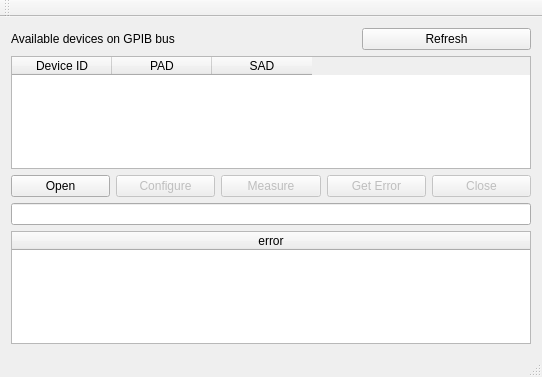
Old version of the form seebeck/mainwindow.ui in the repository OfficeForProductSafetyAndStandards/LegacyVB6.
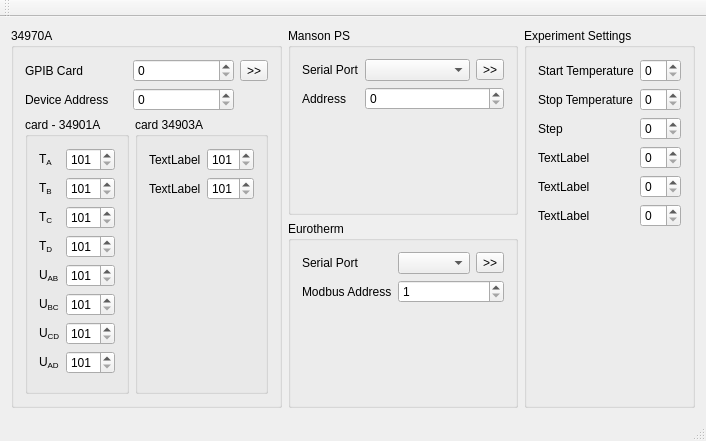
New version of the form.

Commit message: Move GPIB instrument detection to specific dialog

Diff of the .ui file:
```diff
--- a/seebeck/mainwindow.ui
+++ b/seebeck/mainwindow.ui
@@ -6,8 +6,8 @@
    <rect>
     <x>0</x>
     <y>0</y>
-    <width>542</width>
-    <height>377</height>
+    <width>648</width>
+    <height>441</height>
    </rect>
   </property>
   <property name="windowTitle">
@@ -15,103 +15,401 @@
   </property>
   <widget class="QWidget" name="centralWidget">
    <layout class="QGridLayout" name="gridLayout">
-    <item row="0" column="0" colspan="2">
-     <widget class="QLabel" name="label">
-      <property name="text">
-       <string>Available devices on GPIB bus</string>
+    <item row="4" column="0" rowspan="2">
+     <widget class="QGroupBox" name="groupBox">
+      <property name="title">
+       <string>34970A</string>
       </property>
+      <layout class="QGridLayout" name="gridLayout_2">
+       <item row="3" column="0">
+        <widget class="QGroupBox" name="groupBox_2">
+         <property name="title">
+          <string>card - 34901A</string>
+         </property>
+         <layout class="QFormLayout" name="formLayout_2">
+          <item row="0" column="0">
+           <widget class="QLabel" name="label_2">
+            <property name="text">
+             <string>T&lt;sub&gt;A&lt;/sub&gt;</string>
+            </property>
+           </widget>
+          </item>
+          <item row="0" column="1">
+           <widget class="QSpinBox" name="channelTASpinBox">
+            <property name="minimum">
+             <number>101</number>
+            </property>
+            <property name="maximum">
+             <number>399</number>
+            </property>
+           </widget>
+          </item>
+          <item row="1" column="0">
+           <widget class="QLabel" name="label_3">
+            <property name="text">
+             <string>T&lt;sub&gt;B&lt;/sub&gt;</string>
+            </property>
+           </widget>
+          </item>
+          <item row="1" column="1">
+           <widget class="QSpinBox" name="channelTBSpinBox">
+            <property name="minimum">
+             <number>101</number>
+            </property>
+            <property name="maximum">
+             <number>399</number>
+            </property>
+           </widget>
+          </item>
+          <item row="2" column="0">
+           <widget class="QLabel" name="label_4">
+            <property name="text">
+             <string>T&lt;sub&gt;C&lt;/sub&gt;</string>
+            </property>
+           </widget>
+          </item>
+          <item row="2" column="1">
+           <widget class="QSpinBox" name="channelTCSpinBox">
+            <property name="minimum">
+             <number>101</number>
+            </property>
+            <property name="maximum">
+             <number>399</number>
+            </property>
+           </widget>
+          </item>
+          <item row="3" column="0">
+           <widget class="QLabel" name="label_5">
+            <property name="text">
+             <string>T&lt;sub&gt;D&lt;/sub&gt;</string>
+            </property>
+           </widget>
+          </item>
+          <item row="3" column="1">
+           <widget class="QSpinBox" name="channelTDSpinBox">
+            <property name="minimum">
+             <number>101</number>
+            </property>
+            <property name="maximum">
+             <number>399</number>
+            </property>
+           </widget>
+          </item>
+          <item row="4" column="0">
+           <widget class="QLabel" name="label_6">
+            <property name="text">
+             <string>U&lt;sub&gt;AB&lt;/sub&gt;</string>
+            </property>
+           </widget>
+          </item>
+          <item row="4" column="1">
+           <widget class="QSpinBox" name="channelUABSpinBox">
+            <property name="minimum">
+             <number>101</number>
+            </property>
+            <property name="maximum">
+             <number>399</number>
+            </property>
+           </widget>
+          </item>
+          <item row="5" column="0">
+           <widget class="QLabel" name="label_7">
+            <property name="text">
+             <string>U&lt;sub&gt;BC&lt;/sub&gt;</string>
+            </property>
+           </widget>
+          </item>
+          <item row="5" column="1">
+           <widget class="QSpinBox" name="channelUBCSpinBox">
+            <property name="minimum">
+             <number>101</number>
+            </property>
+            <property name="maximum">
+             <number>399</number>
+            </property>
+           </widget>
+          </item>
+          <item row="6" column="0">
+           <widget class="QLabel" name="label_8">
+            <property name="text">
+             <string>U&lt;sub&gt;CD&lt;/sub&gt;</string>
+            </property>
+           </widget>
+          </item>
+          <item row="6" column="1">
+           <widget class="QSpinBox" name="channelUCDSpinBox">
+            <property name="minimum">
+             <number>101</number>
+            </property>
+            <property name="maximum">
+             <number>399</number>
+            </property>
+           </widget>
+          </item>
+          <item row="7" column="0">
+           <widget class="QLabel" name="label_9">
+            <property name="text">
+             <string>U&lt;sub&gt;AD&lt;/sub&gt;</string>
+            </property>
+           </widget>
+          </item>
+          <item row="7" column="1">
+           <widget class="QSpinBox" name="channelUADSpinBox">
+            <property name="minimum">
+             <number>101</number>
+            </property>
+            <property name="maximum">
+             <number>399</number>
+            </property>
+           </widget>
+          </item>
+         </layout>
+        </widget>
+       </item>
+       <item row="3" column="1">
+        <widget class="QGroupBox" name="groupBox_3">
+         <property name="title">
+          <string>card 34903A</string>
+         </property>
+         <layout class="QFormLayout" name="formLayout">
+          <item row="0" column="0">
+           <widget class="QLabel" name="label_11">
+            <property name="text">
+             <string>TextLabel</string>
+            </property>
+           </widget>
+          </item>
+          <item row="0" column="1">
+           <widget class="QSpinBox" name="channelTASpinBox_2">
+            <property name="minimum">
+             <number>101</number>
+            </property>
+            <property name="maximum">
+             <number>399</number>
+            </property>
+           </widget>
+          </item>
+          <item row="2" column="0">
+           <widget class="QLabel" name="label_12">
+            <property name="text">
+             <string>TextLabel</string>
+            </property>
+           </widget>
+          </item>
+          <item row="2" column="1">
+           <widget class="QSpinBox" name="channelTASpinBox_3">
+            <property name="minimum">
+             <number>101</number>
+            </property>
+            <property name="maximum">
+             <number>399</number>
+            </property>
+           </widget>
+          </item>
+         </layout>
+        </widget>
+       </item>
+       <item row="1" column="0" colspan="2">
+        <layout class="QGridLayout" name="gridLayout_3">
+         <item row="1" column="0">
+          <widget class="QLabel" name="label_10">
+           <property name="text">
+            <string>Device Address</string>
+           </property>
+          </widget>
+         </item>
+         <item row="1" column="1">
+          <widget class="QSpinBox" name="spinBox">
+           <property name="maximum">
+            <number>30</number>
+           </property>
+          </widget>
+         </item>
+         <item row="0" column="0">
+          <widget class="QLabel" name="label_22">
+           <property name="text">
+            <string>GPIB Card</string>
+           </property>
+          </widget>
+         </item>
+         <item row="0" column="1">
+          <widget class="QSpinBox" name="spinBox_10"/>
+         </item>
+         <item row="0" column="2">
+          <widget class="QToolButton" name="toolButton">
+           <property name="text">
+            <string>&gt;&gt;</string>
+           </property>
+          </widget>
+         </item>
+        </layout>
+       </item>
+      </layout>
      </widget>
     </item>
-    <item row="2" column="0" colspan="3">
-     <widget class="QTableWidget" name="devicesTableWidget">
-      <column>
-       <property name="text">
-        <string>Device ID</string>
+    <item row="4" column="1">
+     <widget class="QGroupBox" name="groupBox_4">
+      <property name="title">
+       <string>Manson PS</string>
+      </property>
+      <layout class="QFormLayout" name="formLayout_3">
+       <property name="fieldGrowthPolicy">
+        <enum>QFormLayout::AllNonFixedFieldsGrow</enum>
        </property>
-      </column>
-      <column>
-       <property name="text">
-        <string>PAD</string>
-       </property>
-      </column>
-      <column>
-       <property name="text">
-        <string>SAD</string>
-       </property>
-      </column>
+       <item row="1" column="0">
+        <widget class="QLabel" name="label_13">
+         <property name="text">
+          <string>Serial Port</string>
+         </property>
+        </widget>
+       </item>
+       <item row="1" column="1">
+        <layout class="QHBoxLayout" name="horizontalLayout_3">
+         <item>
+          <widget class="QComboBox" name="comboBox"/>
+         </item>
+         <item>
+          <widget class="QToolButton" name="toolButton_2">
+           <property name="text">
+            <string>&gt;&gt;</string>
+           </property>
+          </widget>
+         </item>
+        </layout>
+       </item>
+       <item row="2" column="0">
+        <widget class="QLabel" name="label">
+         <property name="text">
+          <string>Address</string>
+         </property>
+        </widget>
+       </item>
+       <item row="2" column="1">
+        <widget class="QSpinBox" name="spinBox_9"/>
+       </item>
+      </layout>
      </widget>
     </item>
-    <item row="4" column="0" colspan="3">
-     <layout class="QHBoxLayout" name="horizontalLayout">
-      <item>
-       <widget class="QPushButton" name="openPushButton">
-        <property name="text">
-         <string>Open</string>
-        </property>
-       </widget>
-      </item>
-      <item>
-       <widget class="QPushButton" name="configurePushButton">
-        <property name="enabled">
-         <bool>false</bool>
-        </property>
-        <property name="text">
-         <string>Configure</string>
-        </property>
-       </widget>
-      </item>
-      <item>
-       <widget class="QPushButton" name="measurePushButton">
-        <property name="enabled">
-         <bool>false</bool>
-        </property>
-        <property name="text">
-         <string>Measure</string>
-        </property>
-       </widget>
-      </item>
-      <item>
-       <widget class="QPushButton" name="errorPushButton">
-        <property name="enabled">
-         <bool>false</bool>
-        </property>
-        <property name="text">
-         <string>Get Error</string>
-        </property>
-       </widget>
-      </item>
-      <item>
-       <widget class="QPushButton" name="closePushButton">
-        <property name="enabled">
-         <bool>false</bool>
-        </property>
-        <property name="text">
-         <string>Close</string>
-        </property>
-       </widget>
-      </item>
-     </layout>
-    </item>
-    <item row="7" column="0" colspan="3">
-     <widget class="QTableWidget" name="errorTableWidget">
-      <attribute name="horizontalHeaderStretchLastSection">
-       <bool>true</bool>
-      </attribute>
-      <column>
-       <property name="text">
-        <string>error</string>
+    <item row="4" column="2" rowspan="2">
+     <widget class="QGroupBox" name="groupBox_6">
+      <property name="title">
+       <string>Experiment Settings</string>
+      </property>
+      <layout class="QFormLayout" name="formLayout_5">
+       <property name="fieldGrowthPolicy">
+        <enum>QFormLayout::AllNonFixedFieldsGrow</enum>
        </property>
-      </column>
+       <item row="0" column="0">
+        <widget class="QLabel" name="label_15">
+         <property name="text">
+          <string>Start Temperature</string>
+         </property>
+        </widget>
+       </item>
+       <item row="0" column="1">
+        <widget class="QSpinBox" name="spinBox_2"/>
+       </item>
+       <item row="1" column="0">
+        <widget class="QLabel" name="label_16">
+         <property name="text">
+          <string>Stop Temperature</string>
+         </property>
+        </widget>
+       </item>
+       <item row="2" column="0">
+        <widget class="QLabel" name="label_17">
+         <property name="text">
+          <string>Step</string>
+         </property>
+        </widget>
+       </item>
+       <item row="3" column="0">
+        <widget class="QLabel" name="label_18">
+         <property name="text">
+          <string>TextLabel</string>
+         </property>
+        </widget>
+       </item>
+       <item row="4" column="0">
+        <widget class="QLabel" name="label_19">
+         <property name="text">
+          <string>TextLabel</string>
+         </property>
+        </widget>
+       </item>
+       <item row="5" column="0">
+        <widget class="QLabel" name="label_20">
+         <property name="text">
+          <string>TextLabel</string>
+         </property>
+        </widget>
+       </item>
+       <item row="1" column="1">
+        <widget class="QSpinBox" name="spinBox_3"/>
+       </item>
+       <item row="2" column="1">
+        <widget class="QSpinBox" name="spinBox_4"/>
+       </item>
+       <item row="3" column="1">
+        <widget class="QSpinBox" name="spinBox_5"/>
+       </item>
+       <item row="4" column="1">
+        <widget class="QSpinBox" name="spinBox_6"/>
+       </item>
+       <item row="5" column="1">
+        <widget class="QSpinBox" name="spinBox_7"/>
+       </item>
+      </layout>
      </widget>
     </item>
-    <item row="5" column="0" colspan="3">
-     <widget class="QLineEdit" name="resultLineEdit"/>
-    </item>
-    <item row="0" column="2">
-     <widget class="QPushButton" name="refreshPushButton">
-      <property name="text">
-       <string>Refresh</string>
+    <item row="5" column="1">
+     <widget class="QGroupBox" name="groupBox_5">
+      <property name="title">
+       <string>Eurotherm</string>
       </property>
+      <layout class="QFormLayout" name="formLayout_4">
+       <property name="fieldGrowthPolicy">
+        <enum>QFormLayout::AllNonFixedFieldsGrow</enum>
+       </property>
+       <item row="0" column="0">
+        <widget class="QLabel" name="label_14">
+         <property name="text">
+          <string>Serial Port</string>
+         </property>
+        </widget>
+       </item>
+       <item row="0" column="1">
+        <layout class="QHBoxLayout" name="horizontalLayout_4">
+         <item>
+          <widget class="QComboBox" name="comboBox_2"/>
+         </item>
+         <item>
+          <widget class="QToolButton" name="toolButton_3">
+           <property name="text">
+            <string>&gt;&gt;</string>
+           </property>
+          </widget>
+         </item>
+        </layout>
+       </item>
+       <item row="1" column="0">
+        <widget class="QLabel" name="label_21">
+         <property name="text">
+          <string>Modbus Address</string>
+         </property>
+        </widget>
+       </item>
+       <item row="1" column="1">
+        <widget class="QSpinBox" name="spinBox_8">
+         <property name="minimum">
+          <number>1</number>
+         </property>
+         <property name="maximum">
+          <number>254</number>
+         </property>
+        </widget>
+       </item>
+      </layout>
      </widget>
     </item>
    </layout>
```
Left out of the diff: 10 changed lines with no effect on the pictures. The commit also changes 8 other files.
